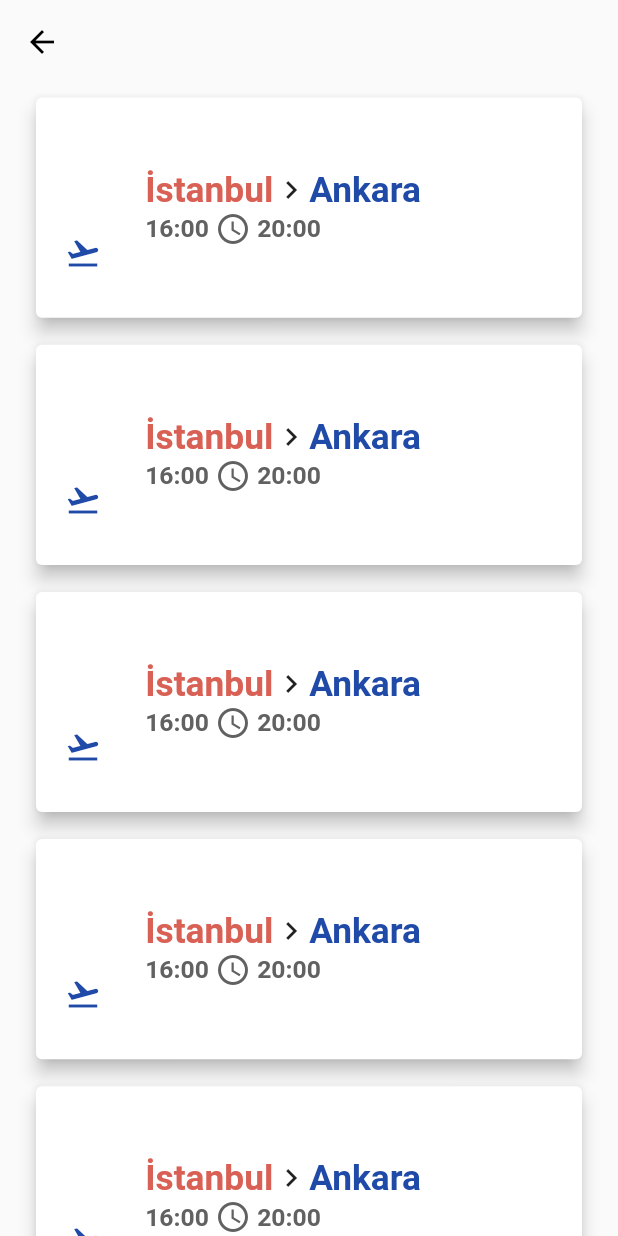
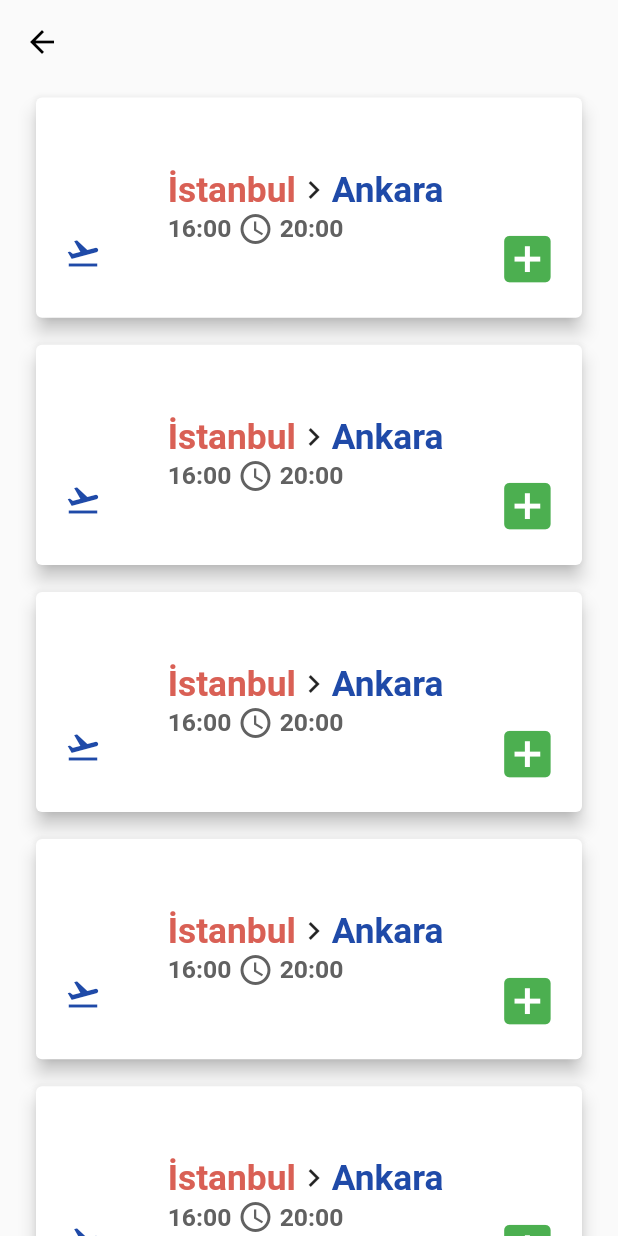
Before and after one commit to VBT-Intership/ErturkGurses-HttpFlightApp, a Flutter app: the screen it shows after launch, on a phone screen of 412 x 824 dp. Run offline on Flutter 3.47's test engine with Material 2 defaults, Android fonts, the phone set to English and light mode, and no system bars.

Commit message:
Added add flight button

```diff
--- a/lib/components/flight_card.dart
+++ b/lib/components/flight_card.dart
@@ -10,7 +10,11 @@ class FlightCard extends StatelessWidget {
       padding: const EdgeInsets.symmetric(vertical: 5),
       child: Card(
         child: Row(
-          children: [buildFlightIcon(), buildFlightInfo(context)],
+          children: [
+            buildFlightIcon(),
+            buildFlightInfo(context),
+            buildAddButton(context)
+          ],
         ),
         elevation: 5,
       ),
@@ -26,10 +30,13 @@ class FlightCard extends StatelessWidget {
 
   Expanded buildFlightInfo(BuildContext context) {
     return Expanded(
-        flex: 8,
-        child: Column(
-          mainAxisAlignment: MainAxisAlignment.center,
-          children: [buildCityInfo(context), buildTimeInfo(context)],
+        flex: 6,
+        child: Padding(
+          padding: const EdgeInsets.only(left: 15.0),
+          child: Column(
+            mainAxisAlignment: MainAxisAlignment.center,
+            children: [buildCityInfo(context), buildTimeInfo(context)],
+          ),
         ));
   }
 
@@ -50,6 +57,23 @@ class FlightCard extends StatelessWidget {
                 fontWeight: FontWeight.bold,
                 fontSize: MediaQuery.of(context).size.height / 35))
       ],
+    );
+  }
+
+  Expanded buildAddButton(BuildContext context) {
+    return Expanded(
+      flex: 2,
+      child: Padding(
+        padding: const EdgeInsets.only(top: 60.0),
+        child: IconButton(
+          icon: Icon(
+            Icons.add_box,
+            color: Colors.green,
+            size: MediaQuery.of(context).size.height / 20,
+          ),
+          onPressed: () {},
+        ),
+      ),
     );
   }
 
```
